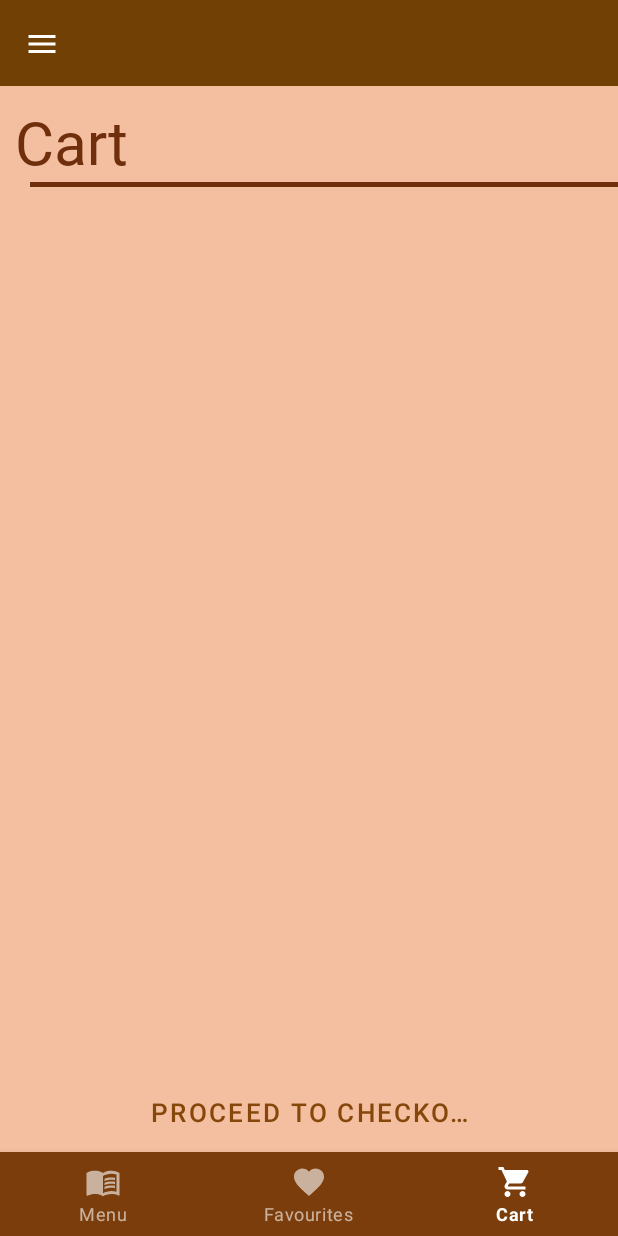
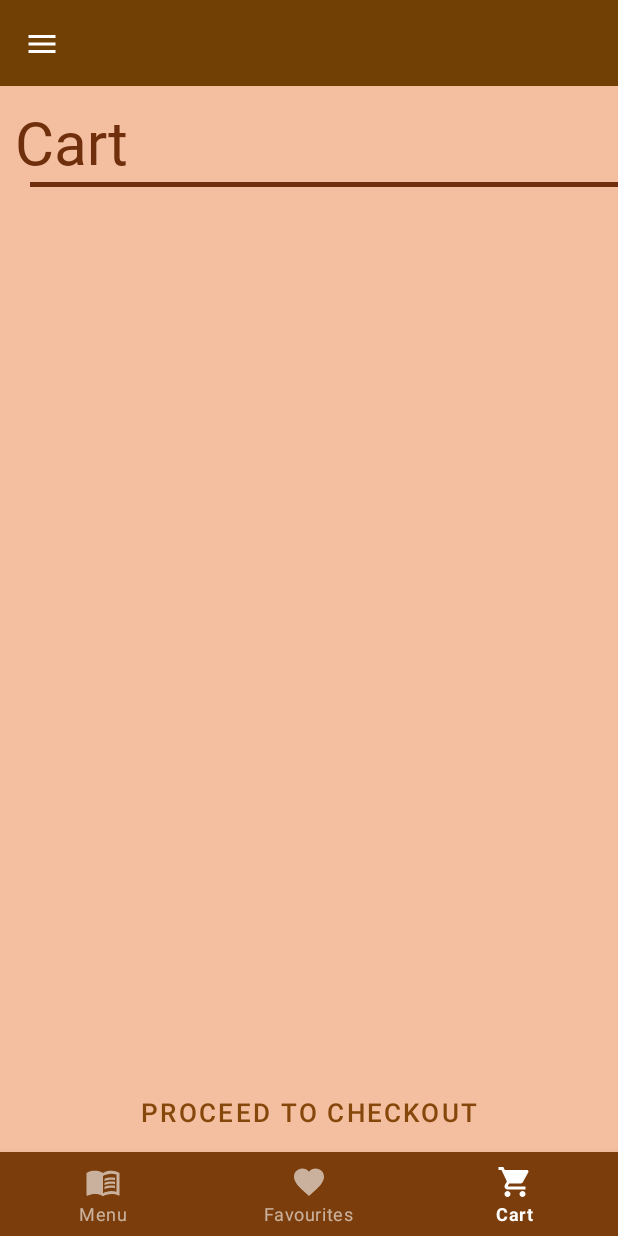
Before and after one commit to Phil768/MobileComputing, an Android app: the CartFragment screen opened through its navigation route, on a phone screen of 412 x 824 dp. Run offline under Robolectric (Android 15) with nearby library versions, the phone set to English and light mode, and no system bars; our stand-ins replace navigation-ui; 9 statements that could not run were skipped.

Commit message:
minor change

```diff
--- a/CoffeBean/app/build.gradle
+++ b/CoffeBean/app/build.gradle
@@ -46,7 +46,7 @@ dependencies {
     implementation 'androidx.constraintlayout:constraintlayout:2.1.3'
     implementation 'pl.droidsonroids.gif:android-gif-drawable:1.2.19'
     //noinspection GradleCompatible
-    implementation 'com.android.support:appcompat-v7:28.0.0'
+    //implementation 'com.android.support:appcompat-v7:28.0.0'
     implementation 'androidx.lifecycle:lifecycle-livedata-ktx:2.4.1'
     implementation 'androidx.lifecycle:lifecycle-viewmodel-ktx:2.4.1'
     implementation 'androidx.navigation:navigation-fragment:2.4.1'
--- a/CoffeBean/app/src/main/java/com/example/coffebean/checkout.java
+++ b/CoffeBean/app/src/main/java/com/example/coffebean/checkout.java
@@ -53,8 +53,6 @@ public class checkout extends AppCompatActivity
         phoneTxt = (EditText) findViewById(R.id.phoneTxt);
         destinationTxt = (EditText) findViewById(R.id.suggestionDesc);
 
-        Toolbar myToolbar = (Toolbar) findViewById(R.id.my_toolbar);
-        setSupportActionBar(myToolbar);
 
         //Instance of the back arrow in the header and what happens if it is clicked.
         backArrowBtn = (ImageView) findViewById(R.id.previousArrowBtn);
--- a/CoffeBean/app/src/main/res/layout/fragment_cart.xml
+++ b/CoffeBean/app/src/main/res/layout/fragment_cart.xml
@@ -48,7 +48,7 @@
     <Button
         android:id="@+id/checkoutBtn"
         style="@style/Widget.MaterialComponents.Button.TextButton.Dialog.Flush"
-        android:layout_width="239dp"
+        android:layout_width="0dp"
         android:layout_height="wrap_content"
         android:layout_alignParentTop="true"
         android:background="#784D17"
```
Also changed, not shown: 1 other file.
